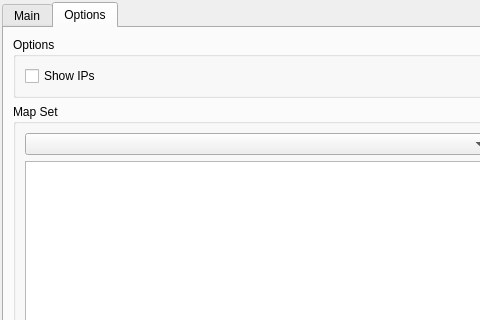
Qt form BetterServerGUI/mainwindow.ui (teamexeempire/disasterserver) before a commit; both pictures show x 0 to 480 and y 0 to 320 of the 767 by 458 pixel window.
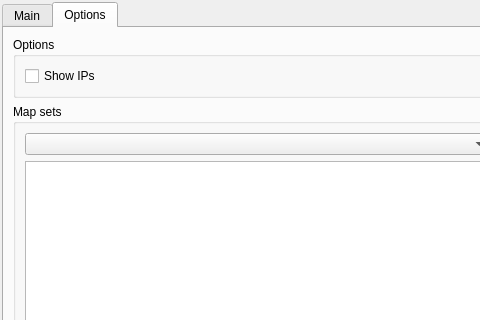
The same form after that commit. The open tabs and pages were chosen to show the change.

```diff
--- a/BetterServerGUI/mainwindow.ui
+++ b/BetterServerGUI/mainwindow.ui
@@ -183,7 +183,7 @@
           <item>
            <widget class="QGroupBox" name="groupBox_17">
             <property name="title">
-             <string>Map Set</string>
+             <string>Map sets</string>
             </property>
             <layout class="QGridLayout" name="gridLayout_2" rowstretch="0,0,0">
              <property name="sizeConstraint">
```
Left out of the diff: 2 changed lines with no effect on the pictures.
